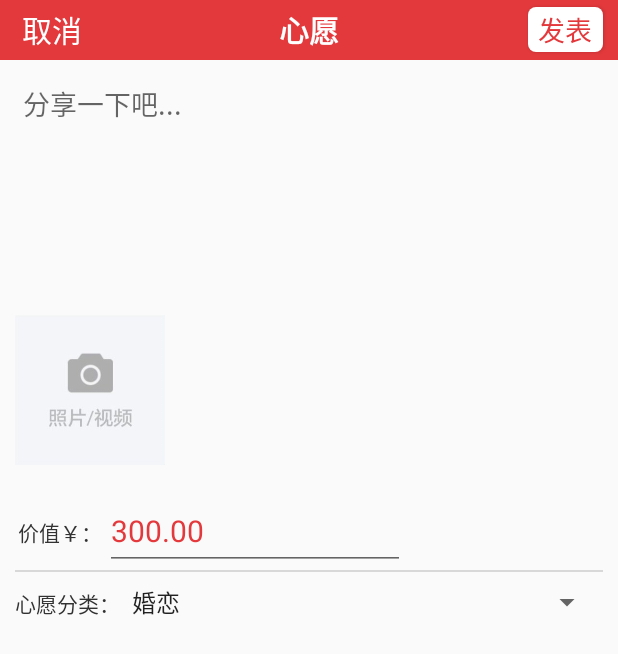
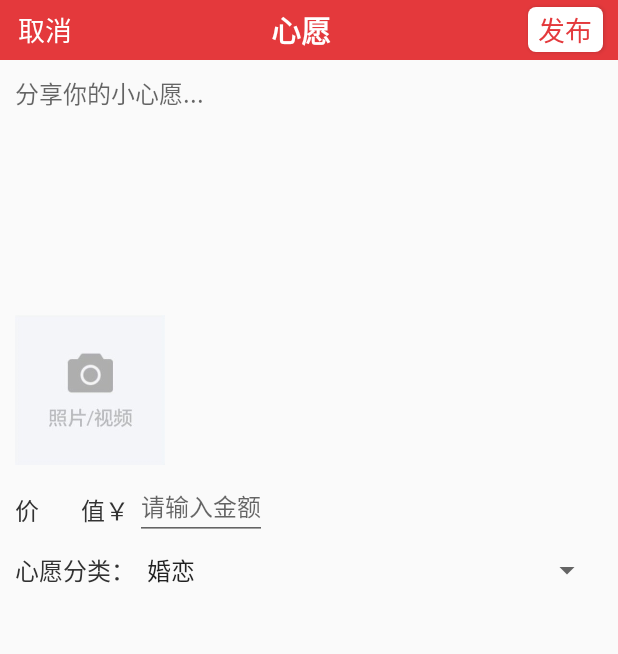
Before and after one commit to Chilies/giftbook, an Android app: the screen it shows after launch (PublishWishActivity), after a tap on an icon or button, on a phone screen of 412 x 824 dp. Shown: the top 654 px of the screen. Run offline under Robolectric (Android 15) with nearby library versions, the phone set to English and light mode, and no system bars; libraries missing offline, so code that uses them is left out: com.makeramen.roundedimageview.

Commit message:
20180213  first

```diff
--- a/app/src/main/AndroidManifest.xml
+++ b/app/src/main/AndroidManifest.xml
@@ -11,6 +11,7 @@
         <activity
             android:name=".MainActivity"
             android:label="@string/app_name"
+            android:logo="@drawable/logo"
             android:theme="@style/AppTheme.NoActionBar">
             <intent-filter>
                 <action android:name="android.intent.action.MAIN"/>
--- a/app/src/main/java/edu/sctu/giftbook/activity/PublishWishActivity.java
+++ b/app/src/main/java/edu/sctu/giftbook/activity/PublishWishActivity.java
@@ -8,6 +8,9 @@ import android.view.Window;
 import android.view.WindowManager;
 import android.widget.AdapterView;
 import android.widget.ArrayAdapter;
+import android.widget.Button;
+import android.widget.EditText;
+import android.widget.ImageView;
 import android.widget.Spinner;
 import android.widget.TextView;
 
@@ -24,7 +27,10 @@ import edu.sctu.giftbook.utils.ToastUtil;
 public class PublishWishActivity extends Activity implements View.OnClickListener {
 
     private Activity activity;
-    private LayoutInflater layoutInflater;
+    private EditText destination,value;
+    private TextView cancel;
+    private ImageView choosePic;
+    private Button publish;
     private Spinner type;
     private List<String> dataList;
     private ArrayAdapter<String> adapter;
@@ -43,7 +49,18 @@ public class PublishWishActivity extends Activity implements View.OnClickListene
     }
 
     public void getViews() {
+        cancel = (TextView) findViewById(R.id.activity_publish_wish_cancel_text);
+        publish = (Button) findViewById(R.id.activity_publish_wish_publish_button);
+        destination = (EditText) findViewById(R.id.activity_publish_wish_destination_edit);
+        choosePic = (ImageView) findViewById(R.id.activity_publish_wish_choose_pic_img);
+        value = (EditText) findViewById(R.id.activity_publish_wish_value_eidt);
         type = (Spinner) findViewById(R.id.activity_publish_wish_type_spinner);
+
+        cancel.setOnClickListener(this);
+        publish.setOnClickListener(this);
+        choosePic.setOnClickListener(this);
+
+
         adapter = new ArrayAdapter<String>(activity, android.R.layout.simple_spinner_item, getData());
         adapter.setDropDownViewResource(
                 android.support.design.R.layout.support_simple_spinner_dropdown_item);
@@ -73,6 +90,18 @@ public class PublishWishActivity extends Activity implements View.OnClickListene
 
     @Override
     public void onClick(View v) {
-
+        switch (v.getId()){
+            case R.id.activity_publish_wish_cancel_text:
+                finish();
+            break;
+            case R.id.activity_publish_wish_publish_button:
+                ToastUtil.makeText(activity,"正在开发中");
+                break;
+            case R.id.activity_publish_wish_choose_pic_img:
+                ToastUtil.makeText(activity,"正在开发中");
+                break;
+            default:
+            break;
+        }
     }
 }
--- a/app/src/main/java/edu/sctu/giftbook/activity/WishDetailsActivity.java
+++ b/app/src/main/java/edu/sctu/giftbook/activity/WishDetailsActivity.java
@@ -66,7 +66,6 @@ public class WishDetailsActivity extends Activity implements View.OnClickListene
             case R.id.back_img:
                 finish();
                 break;
-
             case R.id.activity_wish_details_comment_edit:
                 newCommentAlertDialog();
                 delayLoadSoftInput(editCommentText);
--- a/app/src/main/java/edu/sctu/giftbook/adapter/WishAdapter.java
+++ b/app/src/main/java/edu/sctu/giftbook/adapter/WishAdapter.java
@@ -55,7 +55,7 @@ public class WishAdapter extends BaseAdapter {
             Log.e("getView", "view is null");
             view = layoutInflater.inflate(R.layout.item_fragment_wish_listview,null);
             holder.avatar = (ImageView) view.findViewById(R.id.item_fragment_wish_avatar_img);
-            holder.nikeName = (TextView) view.findViewById(R.id.item_fragment_wish_nickname_text);
+            holder.nickname = (TextView) view.findViewById(R.id.item_fragment_wish_nickname_text);
             holder.time = (TextView) view.findViewById(R.id.item_fragment_wish_time_text);
             holder.isWishCard = (ImageView) view.findViewById(R.id.item_fragment_wish_isWishCard_img);
             holder.destination = (TextView) view.findViewById(R.id.item_fragment_wish_destination_text);
@@ -74,7 +74,7 @@ public class WishAdapter extends BaseAdapter {
                 JumpUtil.jumpInActivity(activity, PersonalHomeActivity.class);
             }
         });
-        holder.nikeName.setOnClickListener(new View.OnClickListener() {
+        holder.nickname.setOnClickListener(new View.OnClickListener() {
             @Override
             public void onClick(View v) {
                 JumpUtil.jumpInActivity(activity, PersonalHomeActivity.class);
@@ -104,7 +104,7 @@ public class WishAdapter extends BaseAdapter {
 
     private static class ViewHolder {
         ImageView avatar, isWishCard, article;
-        TextView nikeName, time, destination;
+        TextView nickname, time, destination;
         LinearLayout comment, payment;
     }
 }
--- a/app/src/main/res/layout/activity_publish_wish.xml
+++ b/app/src/main/res/layout/activity_publish_wish.xml
@@ -14,15 +14,16 @@
         android:orientation="horizontal">
 
         <TextView
-            android:layout_width="50dp"
+            android:id="@+id/activity_publish_wish_cancel_text"
+            android:layout_width="40dp"
             android:layout_height="30dp"
             android:layout_gravity="center"
-            android:layout_marginLeft="10dp"
             android:gravity="center"
             android:text="取消"
+            android:layout_margin="10dp"
             android:textColor="@color/white"
-            android:textSize="20sp"
-            />
+            android:textSize="18sp"
+           />
 
         <TextView
             android:id="@+id/article_title"
@@ -38,16 +39,17 @@
             />
 
         <Button
+            android:id="@+id/activity_publish_wish_publish_button"
             android:layout_width="50dp"
             android:layout_height="30dp"
             android:layout_gravity="center"
-            android:layout_marginRight="10dp"
+            android:layout_margin="10dp"
             android:background="@drawable/corner_bg"
             android:gravity="center"
-            android:text="发表"
+            android:text="发布"
             android:textColor="@color/themeRed"
             android:textSize="18sp"
-            />
+       />
     </LinearLayout>
 
     <LinearLayout
@@ -56,87 +58,31 @@
         android:background="@color/background"
         android:orientation="vertical"
         >
-
         <LinearLayout
             android:layout_width="match_parent"
-            android:layout_height="270dp"
+            android:layout_height="260dp"
             android:layout_margin="10dp"
             android:background="@color/background"
             android:orientation="vertical"
             >
-
             <EditText
-                android:id="@+id/etContent"
+                android:id="@+id/activity_publish_wish_destination_edit"
                 android:layout_width="match_parent"
                 android:layout_height="150dp"
                 android:background="@null"
                 android:gravity="start"
-                android:hint="分享一下吧..."
-                android:padding="5dp"
+                android:hint="分享你的小心愿..."
+                android:textSize="16sp"
                 />
-
             <ImageView
+                android:id="@+id/activity_publish_wish_choose_pic_img"
                 android:layout_width="100dp"
                 android:layout_height="100dp"
+
                 android:layout_marginTop="10dp"
                 android:src="@drawable/add_pic"
                 />
-            <!--<View-->
-            <!--android:layout_width="match_parent"-->
-            <!--android:layout_height="1dp"-->
-            <!--android:background="#E0E0E0"/>-->
-            <!--<View-->
-            <!--android:id="@+id/line"-->
-            <!--android:layout_width="match_parent"-->
-            <!--android:layout_height="1dp"-->
-            <!--android:background="#E0E0E0"/>-->
-
         </LinearLayout>
-
-        <LinearLayout
-            android:layout_width="match_parent"
-            android:layout_height="50dp"
-            android:layout_marginLeft="10dp"
-            android:layout_marginRight="10dp"
-            android:orientation="horizontal"
-            >
-
-            <TextView
-                android:layout_width="60dp"
-                android:layout_height="50dp"
-                android:layout_gravity="left"
-                android:gravity="center"
-                android:text="价值￥："
-                android:textColor="@color/firstTitle"
-                android:textSize="14sp"
-                android:id="@+id/textView5"/>
-
-            <EditText
-                android:layout_width="200dp"
-                android:layout_height="50dp"
-                android:layout_gravity="center"
-                android:gravity="left"
-                android:text="300.00"
-                android:hint="请输入心愿金额"
-                android:textColor="@color/themeRed"
-                android:textSize="20sp"
-                android:id="@+id/editText"/>
-
-        </LinearLayout>
-
-        <!--<View-->
-            <!--android:layout_width="200dp"-->
-            <!--android:layout_height="1dp"-->
-            <!--android:layout_marginLeft="80dp"-->
-            <!--android:background="@color/firstTitle"/>-->
-       <!---->
-
-        <View
-        android:layout_width="match_parent"
-        android:layout_height="1dp"
-        android:layout_marginLeft="10dp"
-        android:layout_marginRight="10dp"
-        android:background="@color/divider"/>
 
         <LinearLayout
             android:layout_width="match_parent"
@@ -147,12 +93,50 @@
             >
 
             <TextView
-                android:layout_width="70dp"
+                android:layout_width="80dp"
                 android:layout_height="40dp"
+                android:layout_gravity="left"
+                android:gravity="center_vertical"
+                android:text="价       值￥"
+                android:textColor="@color/firstTitle"
+                android:textSize="16sp"
+                android:id="@+id/textView5"/>
+
+            <EditText
+                android:id="@+id/activity_publish_wish_value_eidt"
+                android:layout_width="wrap_content"
+                android:layout_height="40dp"
+                android:layout_gravity="center"
                 android:gravity="center"
+                android:hint="请输入金额"
+                android:textColor="@color/themeRed"
+                android:textSize="16sp"
+               />
+
+        </LinearLayout>
+
+        <!--<View-->
+        <!--android:layout_width="match_parent"-->
+        <!--android:layout_height="1dp"-->
+        <!--android:layout_marginLeft="10dp"-->
+        <!--android:layout_marginRight="10dp"-->
+        <!--android:background="@color/divider"/>-->
+
+        <LinearLayout
+            android:layout_width="match_parent"
+            android:layout_height="40dp"
+            android:layout_marginLeft="10dp"
+            android:layout_marginRight="10dp"
+            android:orientation="horizontal"
+            >
+
+            <TextView
+                android:layout_width="80dp"
+                android:layout_height="40dp"
+                android:gravity="center_vertical"
                 android:text="心愿分类："
                 android:textColor="@color/firstTitle"
-                android:textSize="14sp"
+                android:textSize="16sp"
                 />
 
             <Spinner
--- a/app/src/main/res/values/strings.xml
+++ b/app/src/main/res/values/strings.xml
@@ -66,6 +66,9 @@
     <string name="item_activity_payment_record_listview_money">+2000.80</string>
 
 
+    <string name="fragment_wish_friend">亲友团</string>
+    <string name="fragment_wish_friend_new_friend">新的朋友</string>
+
 
 
 
```
Also changed, not shown: app/src/main/java/edu/sctu/giftbook/adapter/FriendAdapter.java (added, +63 -0 lines), app/src/main/java/edu/sctu/giftbook/fragment/FriendFragment.java (+12 -0 lines), app/src/main/res/layout/activity_guide_page.xml (added, +37 -0 lines), app/src/main/res/layout/fragment_friend.xml (+71 -6 lines), app/src/main/res/layout/item_fragment_friend_listview.xml (added, +40 -0 lines), app/src/main/res/drawable/new_friend.png (added).
